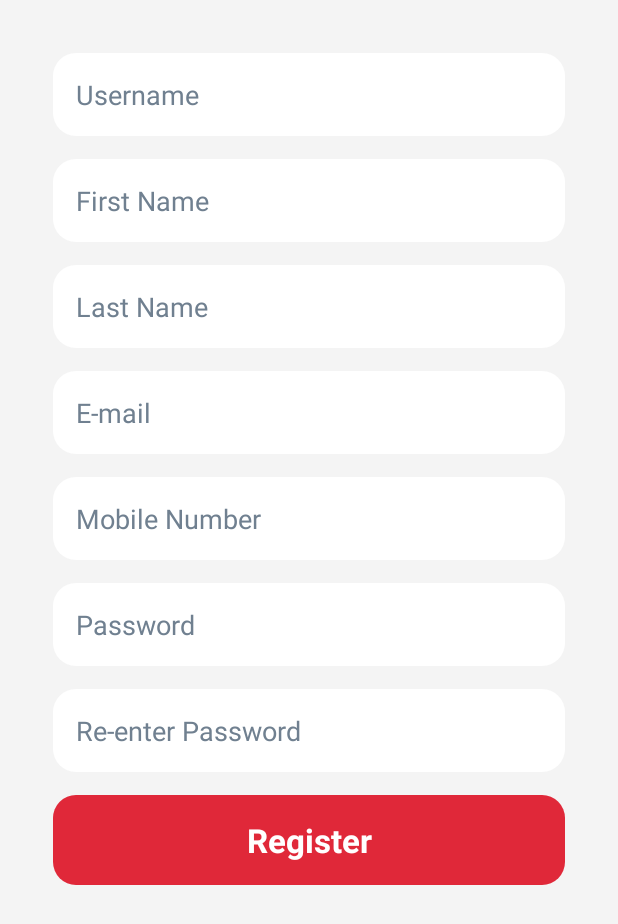
After one commit to vartul1010/TEDx, an Android app: the layout fragment_register.xml on its own in the app's theme, with its tools: preview values and no code run, on a phone screen of 412 x 824 dp. The commit adds this screen. Shown: the top 924 px of the screen. Run offline under Robolectric (Android 15) with nearby library versions, the phone set to English and light mode, and no system bars.

Commit message:
Layout Changes

```diff
--- a/app/build.gradle
+++ b/app/build.gradle
@@ -20,11 +20,13 @@ android {
 }
 
 dependencies {
+    implementation 'com.android.support:support-v4:26.1.0'
     compile fileTree(dir: 'libs', include: ['*.jar'])
     androidTestCompile('com.android.support.test.espresso:espresso-core:2.2.2', {
         exclude group: 'com.android.support', module: 'support-annotations'
     })
     compile 'de.hdodenhof:circleimageview:2.1.0'
+    compile 'com.android.support:design:26.+'
     compile 'com.android.support:appcompat-v7:26.+'
     compile 'com.android.support.constraint:constraint-layout:1.0.2'
     compile 'de.cketti.mailto:email-intent-builder:1.0.0'
--- /dev/null
+++ b/app/src/main/res/drawable/button_two.xml
@@ -0,0 +1,14 @@
+<?xml version="1.0" encoding="utf-8"?>
+<shape xmlns:android="http://schemas.android.com/apk/res/android">
+
+    <solid android:color="#e02839"/>
+
+    <padding
+        android:left="5dp"
+        android:right="5dp"
+        android:top="10dp"
+        android:bottom="5dp"/>
+
+    <corners android:radius="15dp"/>
+
+</shape>
--- /dev/null
+++ b/app/src/main/res/layout/fragment_register.xml
@@ -0,0 +1,91 @@
+<ScrollView xmlns:android="http://schemas.android.com/apk/res/android"
+    android:id="@+id/register"
+    android:layout_width="match_parent"
+    android:layout_height="match_parent"
+    android:padding="35dp"
+    android:background="#f4f4f4">
+    <LinearLayout
+        android:layout_width="match_parent"
+        android:layout_height="match_parent"
+        android:orientation="vertical">
+        <EditText
+            android:padding="15dp"
+            android:hint="Username"
+            android:layout_marginBottom="15dp"
+            android:textColor="#000000"
+            android:textColorHint="#708090"
+            android:background="@drawable/rounded_corner_white"
+            android:layout_width="match_parent"
+            android:layout_height="wrap_content" />
+        <EditText
+            android:padding="15dp"
+            android:hint="First Name"
+            android:inputType="textPersonName"
+            android:textColor="#000000"
+            android:textColorHint="#708090"
+            android:layout_marginBottom="15dp"
+            android:background="@drawable/rounded_corner_white"
+            android:layout_width="match_parent"
+            android:layout_height="wrap_content" />
+        <EditText
+            android:padding="15dp"
+            android:inputType="textPersonName"
+            android:hint="Last Name"
+            android:textColor="#000000"
+            android:textColorHint="#708090"
+            android:layout_marginBottom="15dp"
+            android:background="@drawable/rounded_corner_white"
+            android:layout_width="match_parent"
+            android:layout_height="wrap_content" />
+        <EditText
+            android:padding="15dp"
+            android:hint="E-mail"
+            android:inputType="textEmailAddress"
+            android:textColor="#000000"
+            android:textColorHint="#708090"
+            android:layout_marginBottom="15dp"
+            android:background="@drawable/rounded_corner_white"
+            android:layout_width="match_parent"
+            android:layout_height="wrap_content" />
+        <EditText
+            android:padding="15dp"
+            android:inputType="phone"
+            android:hint="Mobile Number"
+            android:textColor="#000000"
+            android:textColorHint="#708090"
+            android:layout_marginBottom="15dp"
+            android:background="@drawable/rounded_corner_white"
+            android:layout_width="match_parent"
+            android:layout_height="wrap_content" />
+        <EditText
+            android:inputType="textPassword"
+            android:padding="15dp"
+            android:hint="Password"
+            android:textColor="#000000"
+            android:textColorHint="#708090"
+            android:layout_marginBottom="15dp"
+            android:background="@drawable/rounded_corner_white"
+            android:layout_width="match_parent"
+            android:layout_height="wrap_content" />
+        <EditText
+            android:inputType="textPassword"
+            android:padding="15dp"
+            android:hint="Re-enter Password"
+            android:textColor="#000000"
+            android:textColorHint="#708090"
+            android:layout_marginBottom="15dp"
+            android:background="@drawable/rounded_corner_white"
+            android:layout_width="match_parent"
+            android:layout_height="wrap_content" />
+        <TextView
+            android:layout_width="match_parent"
+            android:layout_height="wrap_content"
+            android:background="@drawable/button_two"
+            android:padding="15dp"
+            android:gravity="center"
+            android:textColor="#ffffff"
+            android:textStyle="bold"
+            android:textSize="22sp"
+            android:text="Register"/>
+    </LinearLayout>
+</ScrollView>
--- a/app/src/main/res/values/strings.xml
+++ b/app/src/main/res/values/strings.xml
@@ -2,4 +2,7 @@
     <string name="app_name">TEDxDTU</string>
     <string name="theme">Sed ut perspiciatis unde omnis iste natus error sit voluptatem accusantium doloremque laudantium, totam rem aperiam, eaque ipsa quae ab illo inventore veritatis et quasi architecto beatae vitae dicta sunt explicabo. Nemo enim ipsam voluptatem quia voluptas sit aspernatur aut odit aut fugit, sed quia consequuntur magni dolores eos qui ratione voluptatem sequi nesciunt. Neque porro quisquam est, qui dolorem ipsum quia dolor sit amet, consectetur, adipisci velit, sed quia non numquam eius modi tempora incidunt ut labore et dolore magnam aliquam quaerat voluptatem. Ut enim ad minima veniam, quis nostrum exercitationem ullam corporis suscipit laboriosam, nisi ut aliquid ex ea commodi consequatur? Quis autem vel eum iure reprehenderit qui in ea voluptate velit esse quam nihil molestiae consequatur, vel illum qui dolorem eum fugiat quo voluptas nulla pariatur?</string>
     <string name="about">Lorem ipsum dolor sit amet, consectetur adipiscing elit, sed do eiusmod tempor incididunt ut labore et dolore magna aliqua. Ut enim ad minim veniam, quis nostrud exercitation ullamco laboris nisi ut aliquip ex ea commodo consequat. Duis aute irure dolor in reprehenderit in voluptate velit esse cillum dolore eu fugiat nulla pariatur. Excepteur sint occaecat cupidatat non proident, sunt in culpa qui officia deserunt mollit anim id est laborum.</string>
+
+    <!-- TODO: Remove or change this placeholder text -->
+    <string name="hello_blank_fragment">Hello blank fragment</string>
 </resources>
--- a/build.gradle
+++ b/build.gradle
@@ -3,6 +3,7 @@
 buildscript {
     repositories {
         jcenter()
+        google()
     }
     dependencies {
         classpath 'com.android.tools.build:gradle:3.0.1'
@@ -15,6 +16,7 @@ buildscript {
 allprojects {
     repositories {
         jcenter()
+        google()
     }
 }
 
```
Also changed, not shown: app/src/main/AndroidManifest.xml (+7 -5 lines), app/src/main/java/com/example/android/tedxdtu/LoginFragment.java (added, +19 -0 lines), app/src/main/java/com/example/android/tedxdtu/PagerAdapter.java (added, +38 -0 lines), app/src/main/java/com/example/android/tedxdtu/RegisterFragment.java (added, +19 -0 lines), app/src/main/java/com/example/android/tedxdtu/SigninActivity.java (+13 -3 lines), app/src/main/res/drawable/google_login.xml (added, +14 -0 lines), app/src/main/res/layout/fragment_login.xml (added, +69 -0 lines), app/src/main/res/layout/sign_in.xml (+11 -34 lines).
